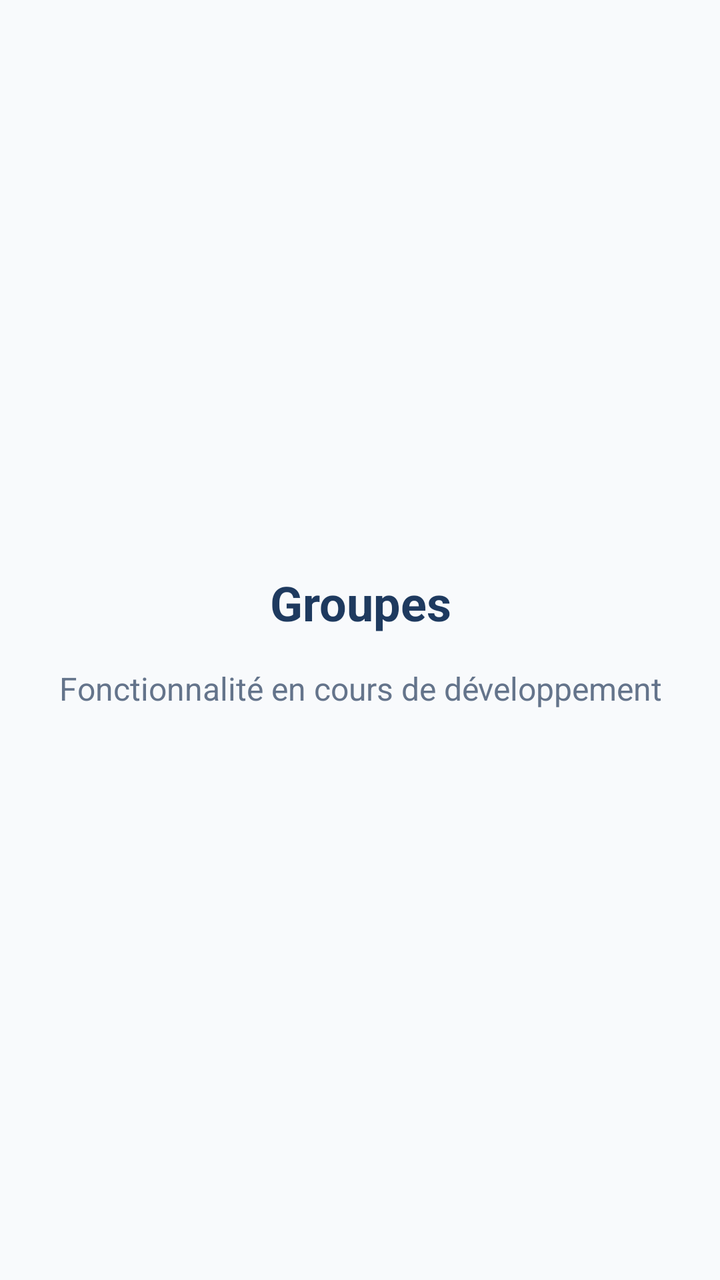
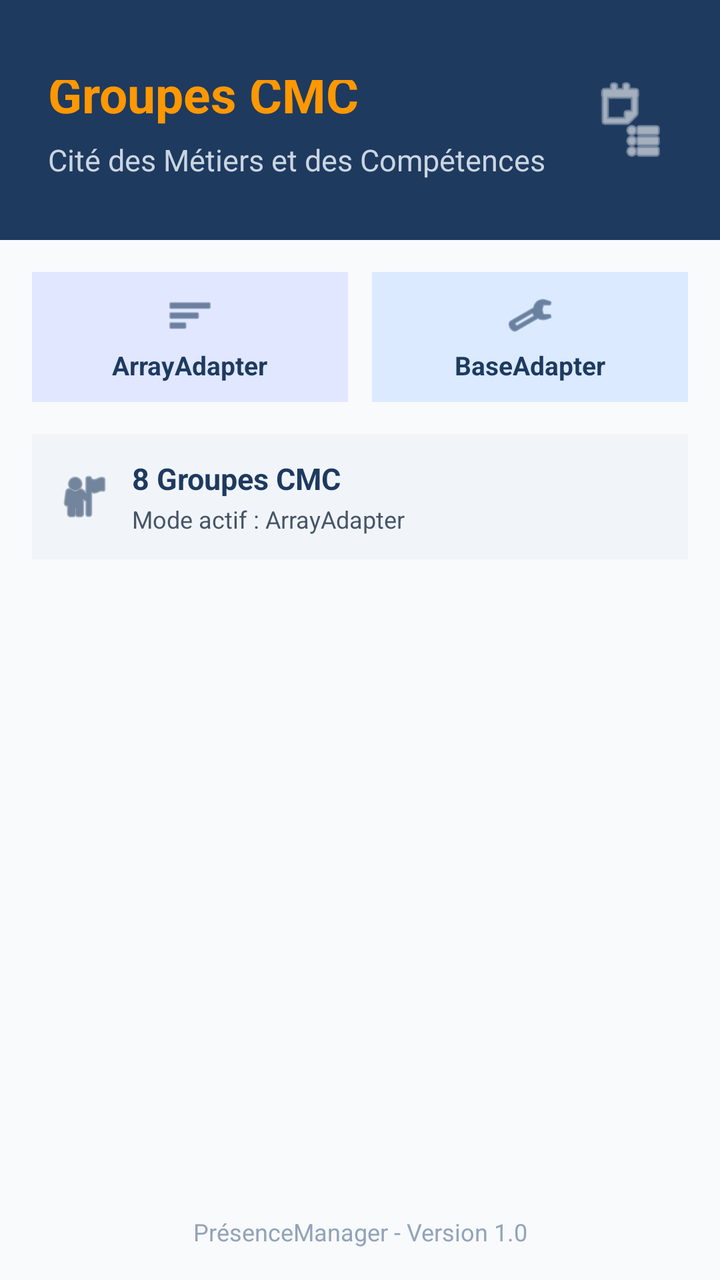

Compare the two renders of this Android layout. The source of the first and the diff that turns it into the second are given below.
<!-- AndroidManifest.xml: application theme Theme.PresenceManager -->
<!-- res/layout/activity_groupes.xml -->
<?xml version="1.0" encoding="utf-8"?>
<LinearLayout xmlns:android="http://schemas.android.com/apk/res/android"
    android:layout_width="match_parent"
    android:layout_height="match_parent"
    android:background="#F8FAFC"
    android:gravity="center"
    android:orientation="vertical"
    android:padding="24dp">

    <TextView
        android:id="@+id/txtTitreGroupes"
        android:layout_width="wrap_content"
        android:layout_height="wrap_content"
        android:text="@string/card_groupes"
        android:textColor="#1E3A5F"
        android:textSize="24sp"
        android:textStyle="bold"
        android:gravity="center" />

    <TextView
        android:id="@+id/txtDescriptionGroupes"
        android:layout_width="wrap_content"
        android:layout_height="wrap_content"
        android:layout_marginTop="16dp"
        android:text="@string/en_cours_developpement"
        android:textColor="#64748B"
        android:textSize="16sp"
        android:gravity="center" />

</LinearLayout>
<!-- resources referenced by this layout -->
<resources>
  <string name="card_groupes">Groupes</string>
  <string name="en_cours_developpement">Fonctionnalit\u00E9 en cours de d\u00E9veloppement</string>
  <style name="Theme.PresenceManager" parent="Base.Theme.PresenceManager" />
  <style name="Base.Theme.PresenceManager" parent="Theme.Material3.DayNight.NoActionBar">
          
          <item name="windowActionModeOverlay">true</item>
          <item name="actionModeBackground">@color/navy_blue</item>
      </style>
  <color name="navy_blue">#1E3A5F</color>
</resources>

<!-- the commit's change to res/layout/activity_groupes.xml (unified diff, before → after) -->
@@ -1,30 +1,210 @@
 <?xml version="1.0" encoding="utf-8"?>
 <LinearLayout xmlns:android="http://schemas.android.com/apk/res/android"
+    xmlns:app="http://schemas.android.com/apk/res-auto"
+    android:id="@+id/layoutGroupes"
     android:layout_width="match_parent"
     android:layout_height="match_parent"
     android:background="#F8FAFC"
-    android:gravity="center"
-    android:orientation="vertical"
-    android:padding="24dp">
-
+    android:orientation="vertical">
+
+    
+    <RelativeLayout
+        android:id="@+id/layoutHeaderGroupes"
+        android:layout_width="match_parent"
+        android:layout_height="wrap_content"
+        android:minHeight="120dp"
+        android:background="#1E3A5F"
+        android:paddingStart="24dp"
+        android:paddingEnd="24dp"
+        android:paddingTop="40dp"
+        android:paddingBottom="16dp">
+
+        <LinearLayout
+            android:layout_width="wrap_content"
+            android:layout_height="wrap_content"
+            android:orientation="vertical"
+            android:layout_centerVertical="true"
+            android:layout_alignParentStart="true"
+            android:layout_toStartOf="@id/imgHeaderIconGroupes">
+
+            <TextView
+                android:id="@+id/txtTitreGroupes"
+                android:layout_width="wrap_content"
+                android:layout_height="wrap_content"
+                android:text="@string/titre_groupes_cmc"
+                android:textSize="25sp"
+                android:textStyle="bold"
+                android:textColor="#FF9800" />
+
+            <TextView
+                android:id="@+id/txtSubtitleGroupes"
+                android:layout_width="wrap_content"
+                android:layout_height="wrap_content"
+                android:layout_marginTop="6dp"
+                android:text="@string/subtitre_groupes_cmc"
+                android:textSize="15sp"
+                android:textColor="#CBD5E1" />
+        </LinearLayout>
+
+        <ImageView
+            android:id="@+id/imgHeaderIconGroupes"
+            android:layout_width="42dp"
+            android:layout_height="42dp"
+            android:layout_alignParentEnd="true"
+            android:layout_centerVertical="true"
+            android:src="@android:drawable/ic_menu_agenda"
+            android:contentDescription="@string/titre_groupes_cmc"
+            app:tint="#FFFFFF" />
+
+    </RelativeLayout>
+
+    
+    <LinearLayout
+        android:layout_width="match_parent"
+        android:layout_height="0dp"
+        android:layout_weight="1"
+        android:orientation="vertical"
+        android:padding="16dp">
+
+        
+        <LinearLayout
+            android:layout_width="match_parent"
+            android:layout_height="wrap_content"
+            android:orientation="horizontal"
+            android:baselineAligned="false"
+            android:layout_marginBottom="16dp">
+
+            
+            <LinearLayout
+                android:id="@+id/btnArrayAdapter"
+                android:layout_width="0dp"
+                android:layout_height="65dp"
+                android:layout_weight="1"
+                android:layout_marginEnd="6dp"
+                android:background="#E0E7FF"
+                android:clickable="true"
+                android:focusable="true"
+                android:gravity="center"
+                android:orientation="vertical"
+                android:padding="8dp">
+
+                <ImageView
+                    android:layout_width="24dp"
+                    android:layout_height="24dp"
+                    android:src="@android:drawable/ic_menu_sort_by_size"
+                    app:tint="#1E3A5F"
+                    android:contentDescription="@string/btn_array_adapter" />
+
+                <TextView
+                    android:id="@+id/txtBtnArrayAdapter"
+                    android:layout_width="wrap_content"
+                    android:layout_height="wrap_content"
+                    android:layout_marginTop="4dp"
+                    android:text="@string/btn_array_adapter"
+                    android:textColor="#1E3A5F"
+                    android:textSize="13sp"
+                    android:textStyle="bold" />
+            </LinearLayout>
+
+            
+            <LinearLayout
+                android:id="@+id/btnBaseAdapter"
+                android:layout_width="0dp"
+                android:layout_height="65dp"
+                android:layout_weight="1"
+                android:layout_marginStart="6dp"
+                android:background="#DBEAFE"
+                android:clickable="true"
+                android:focusable="true"
+                android:gravity="center"
+                android:orientation="vertical"
+                android:padding="8dp">
+
+                <ImageView
+                    android:layout_width="24dp"
+                    android:layout_height="24dp"
+                    android:src="@android:drawable/ic_menu_manage"
+                    app:tint="#1E3A5F"
+                    android:contentDescription="@string/btn_base_adapter" />
+
+                <TextView
+                    android:id="@+id/txtBtnBaseAdapter"
+                    android:layout_width="wrap_content"
+                    android:layout_height="wrap_content"
+                    android:layout_marginTop="4dp"
+                    android:text="@string/btn_base_adapter"
+                    android:textColor="#1E3A5F"
+                    android:textSize="13sp"
+                    android:textStyle="bold" />
+            </LinearLayout>
+
+        </LinearLayout>
+
+        
+        <LinearLayout
+            android:layout_width="match_parent"
+            android:layout_height="wrap_content"
+            android:background="#F1F5F9"
+            android:orientation="horizontal"
+            android:padding="12dp"
+            android:gravity="center_vertical"
+            android:layout_marginBottom="12dp">
+
+            <ImageView
+                android:layout_width="28dp"
+                android:layout_height="28dp"
+                android:src="@android:drawable/ic_menu_myplaces"
+                app:tint="#1E3A5F"
+                android:contentDescription="@string/card_groupes" />
+
+            <LinearLayout
+                android:layout_width="0dp"
+                android:layout_height="wrap_content"
+                android:layout_weight="1"
+                android:layout_marginStart="10dp"
+                android:orientation="vertical">
+
+                <TextView
+                    android:id="@+id/txtTotalGroupes"
+                    android:layout_width="wrap_content"
+                    android:layout_height="wrap_content"
+                    android:text="8 Groupes CMC"
+                    android:textColor="#1E3A5F"
+                    android:textSize="15sp"
+                    android:textStyle="bold" />
+
+                <TextView
+                    android:id="@+id/txtModeAdapter"
+                    android:layout_width="wrap_content"
+                    android:layout_height="wrap_content"
+                    android:layout_marginTop="2dp"
+                    android:text="@string/mode_array_adapter"
+                    android:textColor="#475569"
+                    android:textSize="12sp" />
+            </LinearLayout>
+
+        </LinearLayout>
+
+        
+        <ListView
+            android:id="@+id/listGroupesCMC"
+            android:layout_width="match_parent"
+            android:layout_height="match_parent"
+            android:divider="@null"
+            android:dividerHeight="10dp"
+            android:scrollbars="vertical" />
+
+    </LinearLayout>
+
+    
     <TextView
-        android:id="@+id/txtTitreGroupes"
-        android:layout_width="wrap_content"
+        android:id="@+id/txtFooterGroupes"
+        android:layout_width="match_parent"
         android:layout_height="wrap_content"
-        android:text="@string/card_groupes"
-        android:textColor="#1E3A5F"
-        android:textSize="24sp"
-        android:textStyle="bold"
+        android:layout_marginBottom="16dp"
+        android:text="@string/footer_dashboard"
+        android:textSize="12sp"
+        android:textColor="#94A3B8"
         android:gravity="center" />
 
-    <TextView
-        android:id="@+id/txtDescriptionGroupes"
-        android:layout_width="wrap_content"
-        android:layout_height="wrap_content"
-        android:layout_marginTop="16dp"
-        android:text="@string/en_cours_developpement"
-        android:textColor="#64748B"
-        android:textSize="16sp"
-        android:gravity="center" />
-
 </LinearLayout>
<!-- resource entries referenced after the edit -->
@@ -1,7 +1,12 @@
 <!-- resources referenced by this layout -->
 <resources>
+  <string name="btn_array_adapter">ArrayAdapter</string>
+  <string name="btn_base_adapter">BaseAdapter</string>
   <string name="card_groupes">Groupes</string>
-  <string name="en_cours_developpement">Fonctionnalit\u00E9 en cours de d\u00E9veloppement</string>
+  <string name="footer_dashboard">Pr\u00E9senceManager - Version 1.0</string>
+  <string name="mode_array_adapter">Mode actif : ArrayAdapter</string>
+  <string name="subtitre_groupes_cmc">Cit\u00E9 des M\u00E9tiers et des Comp\u00E9tences</string>
+  <string name="titre_groupes_cmc">Groupes CMC</string>
   <style name="Theme.PresenceManager" parent="Base.Theme.PresenceManager" />
   <style name="Base.Theme.PresenceManager" parent="Theme.Material3.DayNight.NoActionBar">
           
